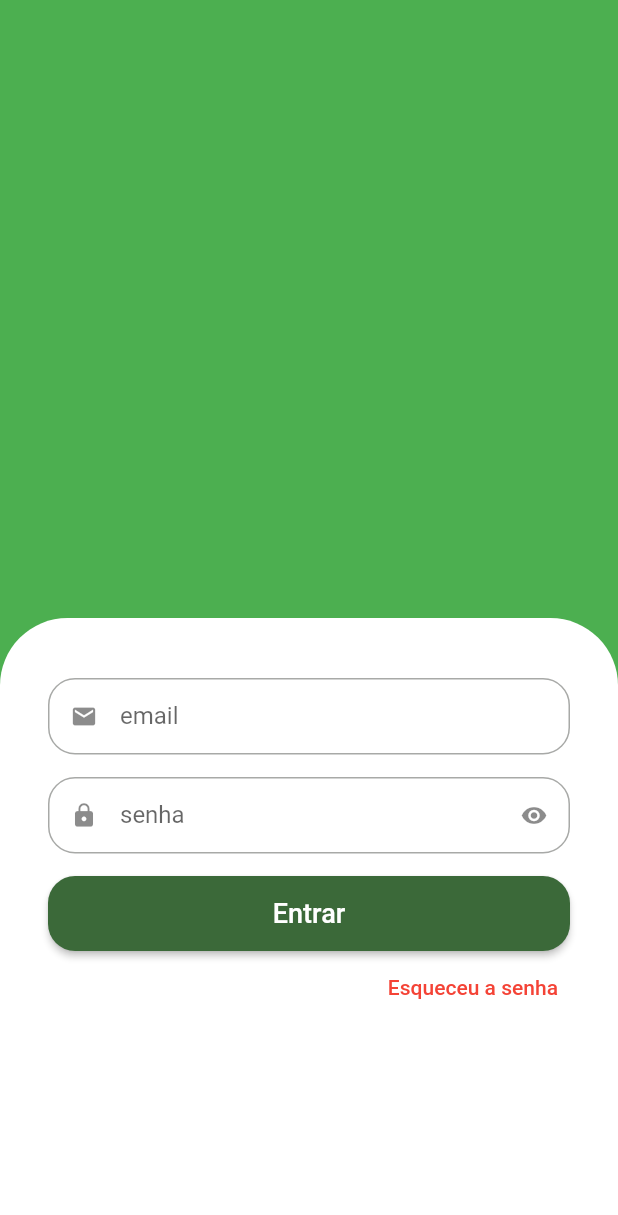
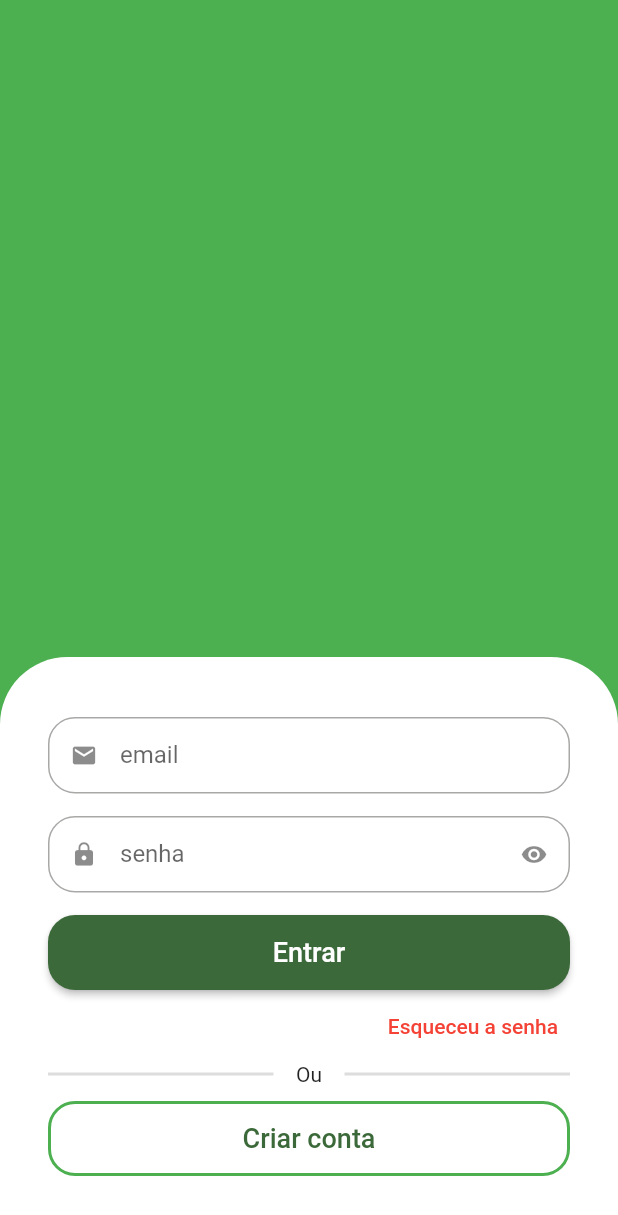
Before and after one commit to madsonxx/quitanda_virtual, a Flutter app: the screen it shows after launch, on a phone screen of 412 x 824 dp. Shown: the top 1215 px of the screen. Run offline on Flutter 3.47's test engine with Material 3 defaults, Android fonts, the phone set to English and light mode, and no system bars.

Commit message:
Channel stable beta

```diff
--- a/lib/src/auth/sign_in_screen.dart
+++ b/lib/src/auth/sign_in_screen.dart
@@ -16,8 +16,7 @@ class SignInScreen extends StatelessWidget {
               color: Colors.green,
             ),
           ),
-          Expanded(
-            child: Container(
+          Container(
             padding: const EdgeInsets.symmetric(
               vertical: 40,
               horizontal: 32,
@@ -31,15 +30,18 @@ class SignInScreen extends StatelessWidget {
             child: Column(
               crossAxisAlignment: CrossAxisAlignment.stretch,
               children: [
+                //Email
                 const CustomTextField(
                   label: 'email',
                   icon: Icons.email,
                 ),
+                //Senha
                 const CustomTextField(
                   label: 'senha',
                   icon: Icons.lock,
                   isSecret: true,
                 ),
+                //Botão Entrar
                 SizedBox(
                   height: 50,
                   child: ElevatedButton(
@@ -53,6 +55,7 @@ class SignInScreen extends StatelessWidget {
                     ),
                   ),
                 ),
+                //Esqueceu a senha
                 Align(
                   alignment: Alignment.centerRight,
                   child: TextButton(
@@ -62,8 +65,50 @@ class SignInScreen extends StatelessWidget {
                         style: TextStyle(color: Colors.red),
                       )),
                 ),
+                //Divisor Ou
+                Padding(
+                  padding: const EdgeInsets.only(bottom: 10.0),
+                  child: Row(
+                    children: [
+                      Expanded(
+                        child: Divider(
+                          color: Colors.grey.withAlpha(90),
+                          thickness: 2.0,
+                        ),
+                      ),
+                      const Padding(
+                        padding: EdgeInsets.symmetric(horizontal: 15),
+                        child: Text('Ou'),
+                      ),
+                      Expanded(
+                        child: Divider(
+                          color: Colors.grey.withAlpha(90),
+                          thickness: 2.0,
+                        ),
+                      ),
                     ],
                   ),
+                ),
+                //Botão de Novo usuário
+                SizedBox(
+                  height: 50,
+                  child: OutlinedButton(
+                    style: OutlinedButton.styleFrom(
+                      shape: RoundedRectangleBorder(
+                          borderRadius: BorderRadius.circular(18)),
+                      side: const BorderSide(
+                        width: 2,
+                        color: Colors.green,
+                      ),
+                    ),
+                    onPressed: () {},
+                    child: const Text(
+                      'Criar conta',
+                      style: TextStyle(fontSize: 18),
+                    ),
+                  ),
+                ),
+              ],
             ),
           )
         ],
--- a/pubspec.yaml
+++ b/pubspec.yaml
@@ -19,7 +19,7 @@ publish_to: 'none' # Remove this line if you wish to publish to pub.dev
 version: 1.0.0+1
 
 environment:
-  sdk: '>=3.4.0 <4.0.0'
+  sdk: '>=3.4.0-282.3.beta <4.0.0'
 
 # Dependencies specify other packages that your package needs in order to work.
 # To automatically upgrade your package dependencies to the latest versions
```
Also changed, not shown: pubspec.lock. Lines whose indentation alone changed are shown as unchanged.
